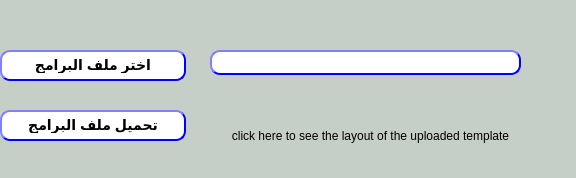
Before: the Qt Designer form presentation/loyalty_ui/uploadLoyalityProg.ui in shymaa123456/HyperPOS2020, drawn with Qt 5.
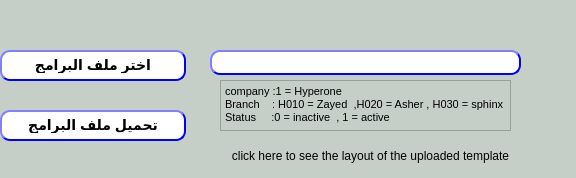
After: the same form once the commit is applied.

The edit to the form file:
```diff
--- a/presentation/loyalty_ui/uploadLoyalityProg.ui
+++ b/presentation/loyalty_ui/uploadLoyalityProg.ui
@@ -137,7 +137,7 @@
    <property name="geometry">
     <rect>
      <x>210</x>
-     <y>120</y>
+     <y>140</y>
      <width>321</width>
      <height>31</height>
     </rect>
@@ -161,6 +161,25 @@
     <bool>true</bool>
    </property>
   </widget>
+  <widget class="QTextEdit" name="textEdit">
+   <property name="geometry">
+    <rect>
+     <x>220</x>
+     <y>80</y>
+     <width>291</width>
+     <height>51</height>
+    </rect>
+   </property>
+   <property name="html">
+    <string>&lt;!DOCTYPE HTML PUBLIC &quot;-//W3C//DTD HTML 4.0//EN&quot; &quot;http://www.w3.org/TR/REC-html40/strict.dtd&quot;&gt;
+&lt;html&gt;&lt;head&gt;&lt;meta name=&quot;qrichtext&quot; content=&quot;1&quot; /&gt;&lt;style type=&quot;text/css&quot;&gt;
+p, li { white-space: pre-wrap; }
+&lt;/style&gt;&lt;/head&gt;&lt;body style=&quot; font-family:'MS Shell Dlg 2'; font-size:8.25pt; font-weight:400; font-style:normal;&quot;&gt;
+&lt;p style=&quot; margin-top:0px; margin-bottom:0px; margin-left:0px; margin-right:0px; -qt-block-indent:0; text-indent:0px;&quot;&gt;company :1 = Hyperone&lt;/p&gt;
+&lt;p style=&quot; margin-top:0px; margin-bottom:0px; margin-left:0px; margin-right:0px; -qt-block-indent:0; text-indent:0px;&quot;&gt;Branch    : H010 = Zayed  ,H020 = Asher , H030 = sphinx&lt;/p&gt;
+&lt;p style=&quot; margin-top:0px; margin-bottom:0px; margin-left:0px; margin-right:0px; -qt-block-indent:0; text-indent:0px;&quot;&gt;Status     :0 = inactive  , 1 = active&lt;/p&gt;&lt;/body&gt;&lt;/html&gt;</string>
+   </property>
+  </widget>
  </widget>
  <resources/>
  <connections/>
```
